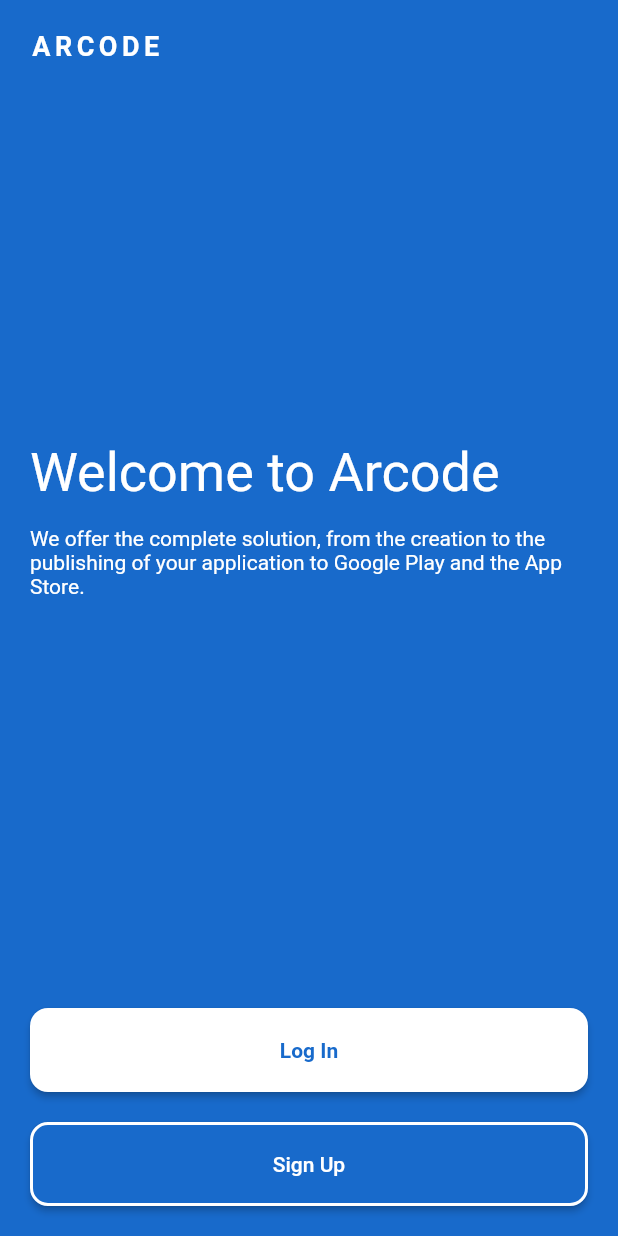
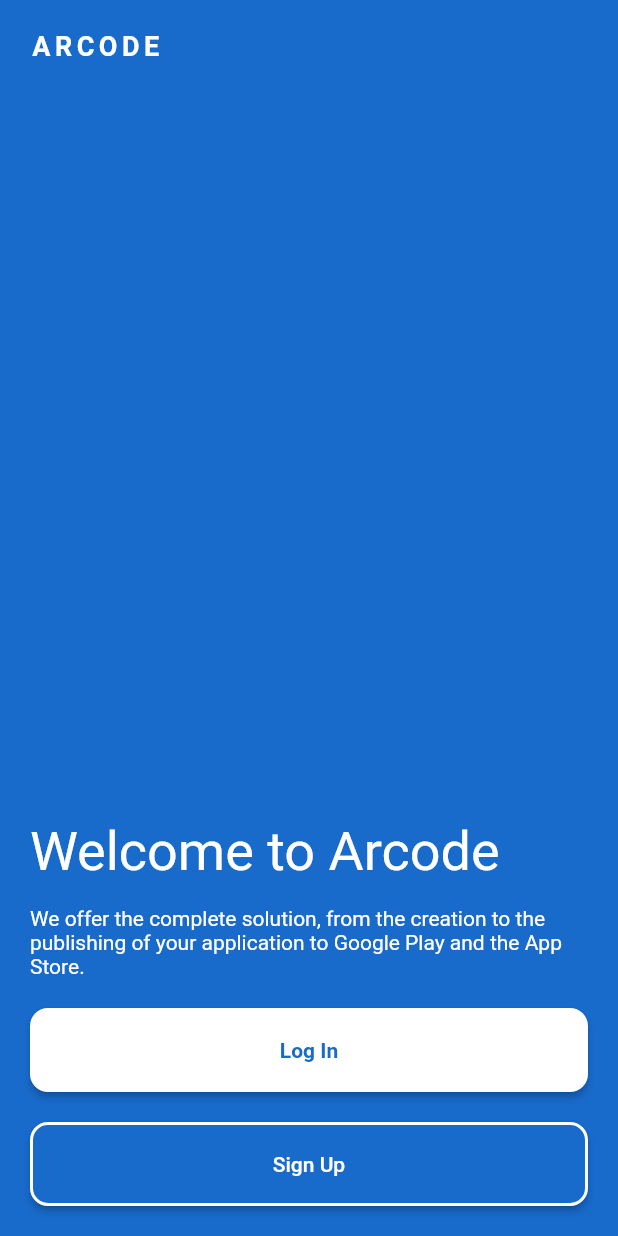
Before and after one commit to matheusoreis/Flutter-Login, a Flutter app: the screen it shows after launch, on a phone screen of 412 x 824 dp. Run offline on Flutter 3.47's test engine with Material 2 defaults, Android fonts, the phone set to English and light mode, and no system bars.

Commit message:
Atualização

```diff
--- a/lib/components/buttons.dart
+++ b/lib/components/buttons.dart
@@ -1,4 +1,5 @@
 import 'package:flutter/material.dart';
+import 'package:flutter_login/components/welcome_text.dart';
 import 'package:flutter_login/constants.dart';
 
 class Buttons extends StatelessWidget {
@@ -10,6 +11,7 @@ class Buttons extends StatelessWidget {
     return Column(
       mainAxisAlignment: MainAxisAlignment.end,
       children: [
+        const WelcomeText(),
         Padding(
           padding: const EdgeInsets.only(top: 20, bottom: 20),
           child: ElevatedButton(
--- a/lib/home_screen.dart
+++ b/lib/home_screen.dart
@@ -11,23 +11,20 @@ class HomeScreen extends StatelessWidget {
     double maxHeight = MediaQuery.of(context).size.height;
     double maxWidth = MediaQuery.of(context).size.width;
 
-    return SingleChildScrollView(
-      child: SafeArea(
+    return SafeArea(
       child: Container(
         constraints: BoxConstraints(
           maxHeight: maxHeight,
           maxWidth: maxWidth,
         ),
-          padding: const EdgeInsets.all(20.0),
+        padding: const EdgeInsets.symmetric(horizontal: 20.0, vertical: 20.0),
         child: Column(
           mainAxisAlignment: MainAxisAlignment.spaceBetween,
           crossAxisAlignment: CrossAxisAlignment.start,
           children: const [
             WelcomeLogo(),
-              WelcomeText(),
             Buttons(),
           ],
-          ),
         ),
       ),
     );
```
Lines whose indentation alone changed are shown as unchanged.
